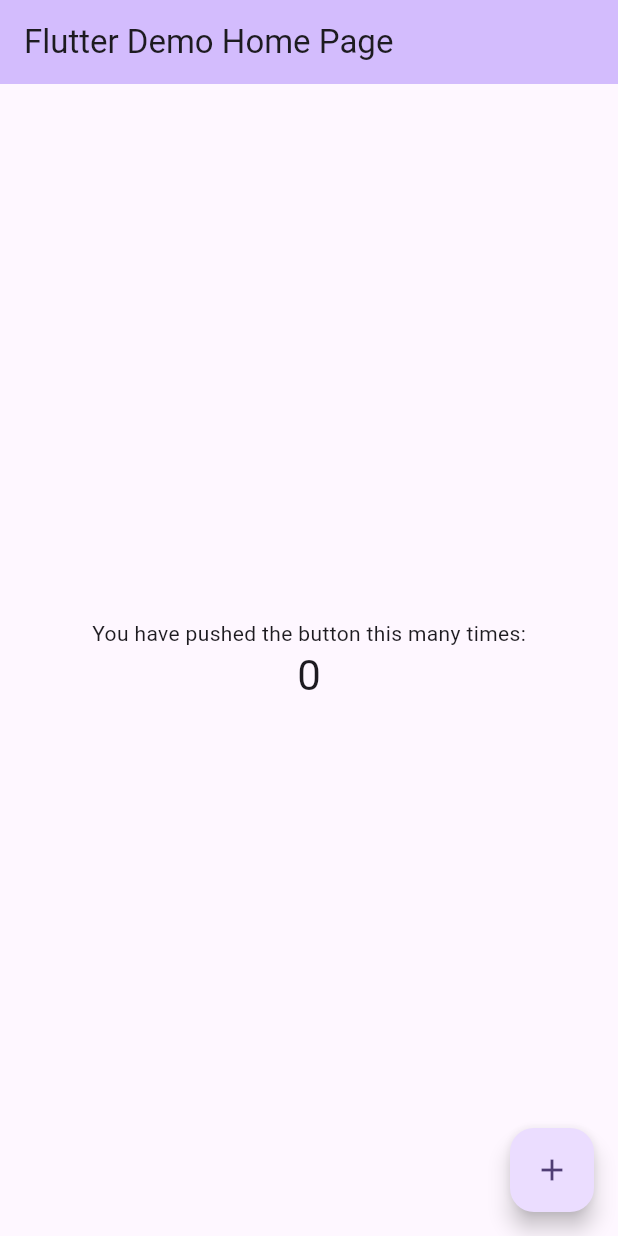
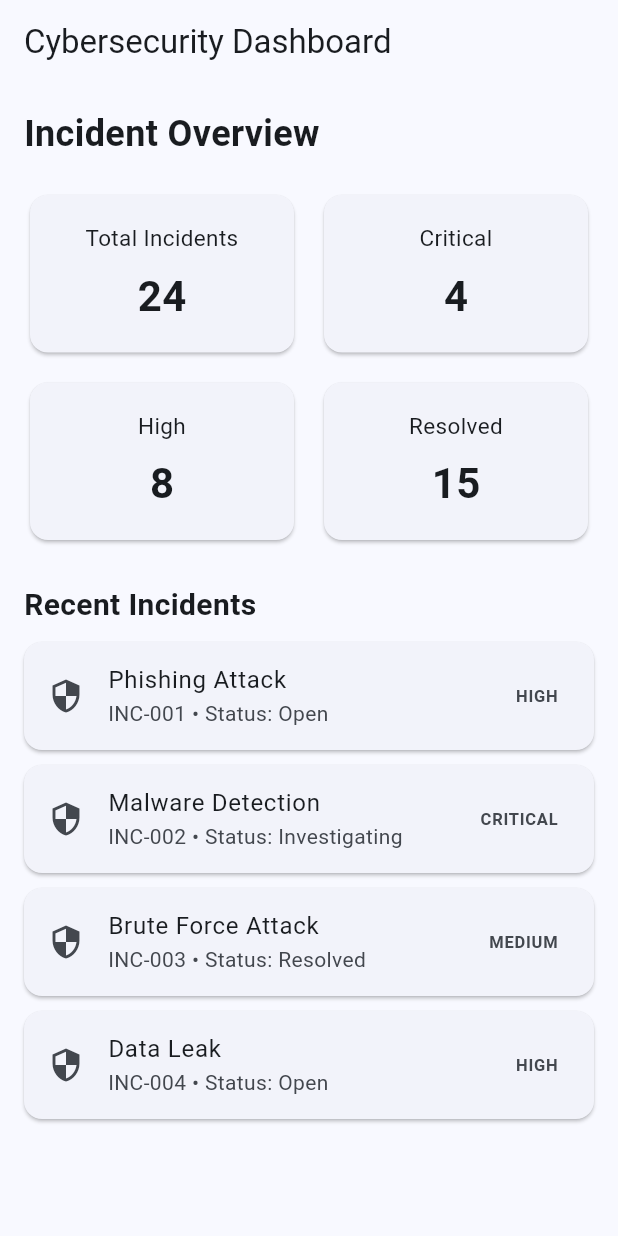
Before and after one commit to ManaswiniJillella-MJ/cybersecurity_incident_dashboard, a Flutter app: the screen it shows after launch, on a phone screen of 412 x 824 dp. Run offline on Flutter 3.47's test engine with Material 3 defaults, Android fonts, the phone set to English and light mode, and no system bars.

Commit message:
Create cybersecurity incident dashboard

```diff
--- a/lib/main.dart
+++ b/lib/main.dart
@@ -1,122 +1,158 @@
 import 'package:flutter/material.dart';
 
 void main() {
-  runApp(const MyApp());
+  runApp(const CybersecurityDashboard());
 }
 
-class MyApp extends StatelessWidget {
-  const MyApp({super.key});
+class CybersecurityDashboard extends StatelessWidget {
+  const CybersecurityDashboard({super.key});
 
-  // This widget is the root of your application.
   @override
   Widget build(BuildContext context) {
     return MaterialApp(
-      title: 'Flutter Demo',
+      debugShowCheckedModeBanner: false,
+      title: 'Cybersecurity Incident Dashboard',
       theme: ThemeData(
-        // This is the theme of your application.
-        //
-        // TRY THIS: Try running your application with "flutter run". You'll see
-        // the application has a purple toolbar. Then, without quitting the app,
-        // try changing the seedColor in the colorScheme below to Colors.green
-        // and then invoke "hot reload" (save your changes or press the "hot
-        // reload" button in a Flutter-supported IDE, or press "r" if you used
-        // the command line to start the app).
-        //
-        // Notice that the counter didn't reset back to zero; the application
-        // state is not lost during the reload. To reset the state, use hot
-        // restart instead.
-        //
-        // This works for code too, not just values: Most code changes can be
-        // tested with just a hot reload.
-        colorScheme: .fromSeed(seedColor: Colors.deepPurple),
+        colorScheme: ColorScheme.fromSeed(seedColor: Colors.blue),
+        useMaterial3: true,
       ),
-      home: const MyHomePage(title: 'Flutter Demo Home Page'),
+      home: const DashboardScreen(),
     );
   }
 }
 
-class MyHomePage extends StatefulWidget {
-  const MyHomePage({super.key, required this.title});
-
-  // This widget is the home page of your application. It is stateful, meaning
-  // that it has a State object (defined below) that contains fields that affect
-  // how it looks.
-
-  // This class is the configuration for the state. It holds the values (in this
-  // case the title) provided by the parent (in this case the App widget) and
-  // used by the build method of the State. Fields in a Widget subclass are
-  // always marked "final".
-
-  final String title;
-
-  @override
-  State<MyHomePage> createState() => _MyHomePageState();
-}
-
-class _MyHomePageState extends State<MyHomePage> {
-  int _counter = 0;
-
-  void _incrementCounter() {
-    setState(() {
-      // This call to setState tells the Flutter framework that something has
-      // changed in this State, which causes it to rerun the build method below
-      // so that the display can reflect the updated values. If we changed
-      // _counter without calling setState(), then the build method would not be
-      // called again, and so nothing would appear to happen.
-      _counter++;
-    });
-  }
+class DashboardScreen extends StatelessWidget {
+  const DashboardScreen({super.key});
 
   @override
   Widget build(BuildContext context) {
-    // This method is rerun every time setState is called, for instance as done
-    // by the _incrementCounter method above.
-    //
-    // The Flutter framework has been optimized to make rerunning build methods
-    // fast, so that you can just rebuild anything that needs updating rather
-    // than having to individually change instances of widgets.
     return Scaffold(
-      appBar: AppBar(
-        // TRY THIS: Try changing the color here to a specific color (to
-        // Colors.amber, perhaps?) and trigger a hot reload to see the AppBar
-        // change color while the other colors stay the same.
-        backgroundColor: Theme.of(context).colorScheme.inversePrimary,
-        // Here we take the value from the MyHomePage object that was created by
-        // the App.build method, and use it to set our appbar title.
-        title: Text(widget.title),
-      ),
-      body: Center(
-        // Center is a layout widget. It takes a single child and positions it
-        // in the middle of the parent.
+      appBar: AppBar(title: const Text('Cybersecurity Dashboard')),
+      body: Padding(
+        padding: const EdgeInsets.all(16),
         child: Column(
-          // Column is also a layout widget. It takes a list of children and
-          // arranges them vertically. By default, it sizes itself to fit its
-          // children horizontally, and tries to be as tall as its parent.
-          //
-          // Column has various properties to control how it sizes itself and
-          // how it positions its children. Here we use mainAxisAlignment to
-          // center the children vertically; the main axis here is the vertical
-          // axis because Columns are vertical (the cross axis would be
-          // horizontal).
-          //
-          // TRY THIS: Invoke "debug painting" (choose the "Toggle Debug Paint"
-          // action in the IDE, or press "p" in the console), to see the
-          // wireframe for each widget.
-          mainAxisAlignment: .center,
+          crossAxisAlignment: CrossAxisAlignment.start,
           children: [
-            const Text('You have pushed the button this many times:'),
-            Text(
-              '$_counter',
-              style: Theme.of(context).textTheme.headlineMedium,
+            const Text(
+              'Incident Overview',
+              style: TextStyle(fontSize: 24, fontWeight: FontWeight.bold),
+            ),
+
+            const SizedBox(height: 20),
+
+            Row(
+              children: [
+                Expanded(child: _statCard('Total Incidents', '24')),
+                const SizedBox(width: 12),
+                Expanded(child: _statCard('Critical', '4')),
+              ],
+            ),
+
+            const SizedBox(height: 12),
+
+            Row(
+              children: [
+                Expanded(child: _statCard('High', '8')),
+                const SizedBox(width: 12),
+                Expanded(child: _statCard('Resolved', '15')),
+              ],
+            ),
+
+            const SizedBox(height: 25),
+
+            const Text(
+              'Recent Incidents',
+              style: TextStyle(fontSize: 20, fontWeight: FontWeight.bold),
+            ),
+
+            const SizedBox(height: 10),
+
+            Expanded(
+              child: ListView(
+                children: const [
+                  IncidentCard(
+                    id: 'INC-001',
+                    type: 'Phishing Attack',
+                    severity: 'HIGH',
+                    status: 'Open',
+                  ),
+                  IncidentCard(
+                    id: 'INC-002',
+                    type: 'Malware Detection',
+                    severity: 'CRITICAL',
+                    status: 'Investigating',
+                  ),
+                  IncidentCard(
+                    id: 'INC-003',
+                    type: 'Brute Force Attack',
+                    severity: 'MEDIUM',
+                    status: 'Resolved',
+                  ),
+                  IncidentCard(
+                    id: 'INC-004',
+                    type: 'Data Leak',
+                    severity: 'HIGH',
+                    status: 'Open',
+                  ),
+                ],
+              ),
             ),
           ],
         ),
       ),
-      floatingActionButton: FloatingActionButton(
-        onPressed: _incrementCounter,
-        tooltip: 'Increment',
-        child: const Icon(Icons.add),
+    );
+  }
+
+  static Widget _statCard(String title, String value) {
+    return Card(
+      child: Padding(
+        padding: const EdgeInsets.all(18),
+        child: Column(
+          children: [
+            Text(
+              title,
+              textAlign: TextAlign.center,
+              style: const TextStyle(fontSize: 15),
+            ),
+            const SizedBox(height: 8),
+            Text(
+              value,
+              style: const TextStyle(fontSize: 28, fontWeight: FontWeight.bold),
+            ),
+          ],
+        ),
       ),
     );
   }
 }
+
+class IncidentCard extends StatelessWidget {
+  final String id;
+  final String type;
+  final String severity;
+  final String status;
+
+  const IncidentCard({
+    super.key,
+    required this.id,
+    required this.type,
+    required this.severity,
+    required this.status,
+  });
+
+  @override
+  Widget build(BuildContext context) {
+    return Card(
+      margin: const EdgeInsets.only(bottom: 10),
+      child: ListTile(
+        leading: const Icon(Icons.security),
+        title: Text(type),
+        subtitle: Text('$id • Status: $status'),
+        trailing: Text(
+          severity,
+          style: const TextStyle(fontWeight: FontWeight.bold),
+        ),
+      ),
+    );
+  }
+}
```
